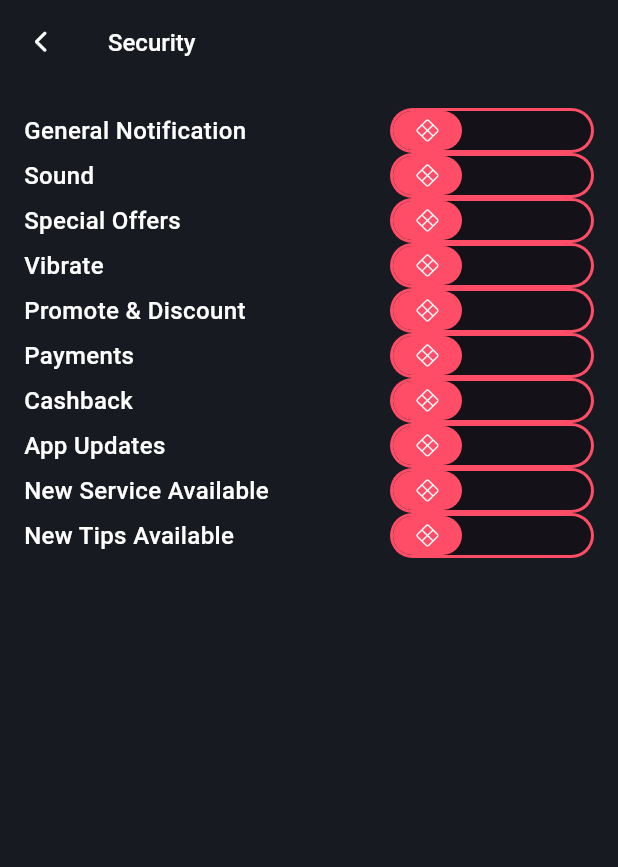
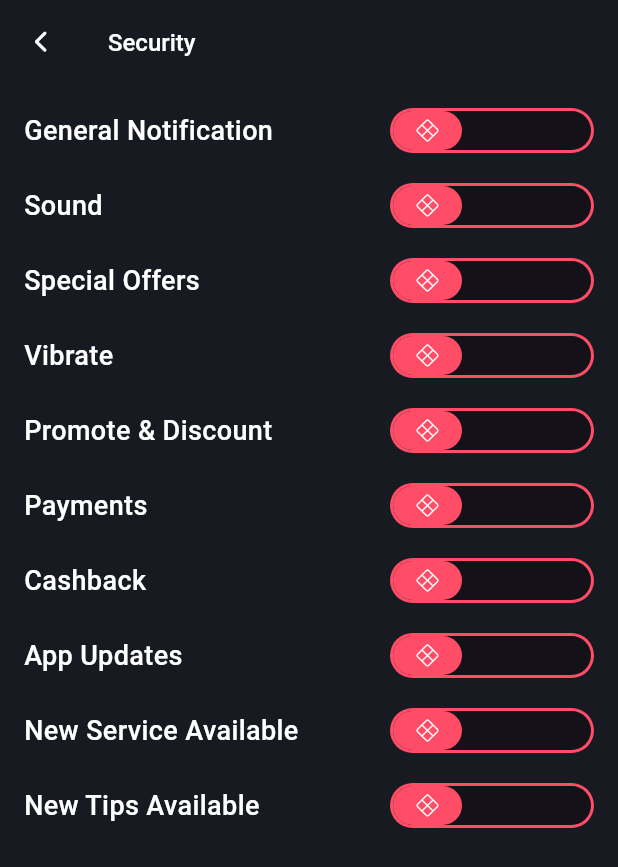
Before and after one commit to hafedh049/luxy, a Flutter app: the Notification screen opened directly, on a phone screen of 412 x 824 dp. Shown: the top 867 px of the screen. Run offline on Flutter 3.47's test engine with Material 3 defaults, Android fonts, the phone set to English and light mode, and no system bars; drawn by our look-alikes of animated_toggle_switch; our stand-ins replace date_format, flutter_animate, fluttertoast, google_nav_bar, hive, icons_plus and 4 more; accounts and stored records are empty.

Commit message:
AddedM lib/views/help_center.dart MM lib/views/notification.dart

```diff
--- a/lib/views/notification.dart
+++ b/lib/views/notification.dart
@@ -78,24 +78,26 @@ class _NotificationState extends State<Notification> {
           child: Column(
             crossAxisAlignment: CrossAxisAlignment.start,
             children: <Widget>[
-              for (final Map<String, dynamic> item in _notifications)
+              for (final Map<String, dynamic> item in _notifications) ...<Widget>[
                 GestureDetector(
-                  onTap: () {},
+                  onTap: () {
+                    item["callback"]();
+                  },
                   child: Row(
                     children: <Widget>[
-                      Text(item["title"], style: const TextStyle(color: white, fontSize: 16, fontWeight: FontWeight.w500)),
+                      Text(item["title"], style: const TextStyle(color: white, fontSize: 18, fontWeight: FontWeight.w500)),
                       const Spacer(),
                       StatefulBuilder(
                         builder: (BuildContext context, void Function(void Function()) setS) {
                           return AnimatedToggleSwitch<bool>.dual(
-                            current: user!.get("remember_me"),
+                            current: item["get"],
                             first: false,
                             second: true,
                             style: const ToggleStyle(indicatorColor: pink, borderColor: pink),
                             iconBuilder: (bool value) => Icon(value ? Bootstrap.check : Bootstrap.x_diamond, size: 15, color: white),
                             animationDuration: 500.ms,
                             animationCurve: Curves.bounceOut,
-                            onChanged: (b) {
+                            onChanged: (bool b) {
                               item["callback"]();
                               setS(() {});
                             },
@@ -106,6 +108,8 @@ class _NotificationState extends State<Notification> {
                     ],
                   ),
                 ),
+                const SizedBox(height: 20),
+              ],
             ],
           ),
         ),
```
Also changed, not shown: lib/views/help_center.dart (added, +33 -0 lines).
